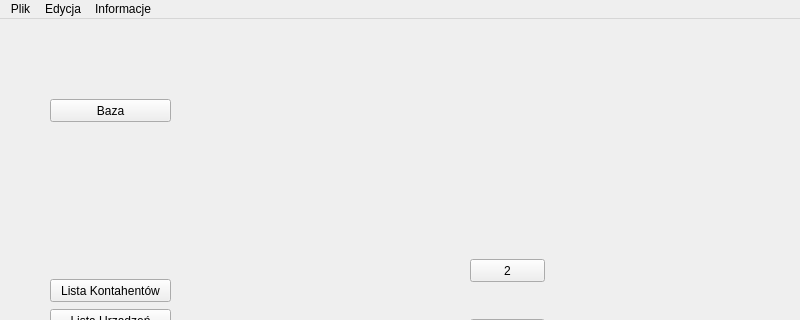
Above: mainwindow.ui from Astropl/TestRamek before the change; both pictures show x 0 to 800 and y 0 to 320 of the 800 by 600 pixel window. Below: the same form after it.
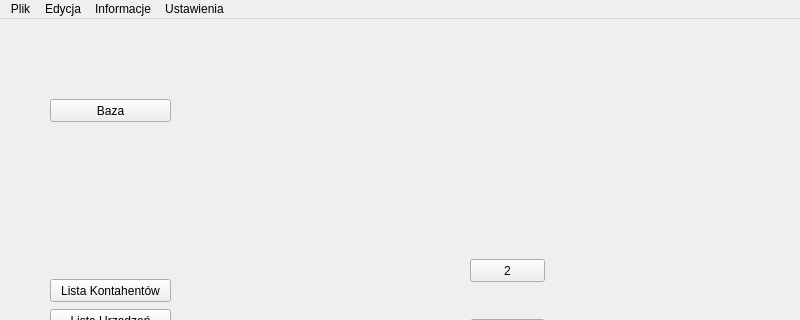
That is the form after the change.

What changed in the file:
```diff
--- a/mainwindow.ui
+++ b/mainwindow.ui
@@ -152,9 +152,16 @@
     <addaction name="actionO_autorze"/>
     <addaction name="actionLog"/>
    </widget>
+   <widget class="QMenu" name="menuUstawienia">
+    <property name="title">
+     <string>Ustawienia</string>
+    </property>
+    <addaction name="actionOpcja"/>
+   </widget>
    <addaction name="menuPlik"/>
    <addaction name="menuEdycja"/>
    <addaction name="menuInformacje"/>
+   <addaction name="menuUstawienia"/>
   </widget>
   <widget class="QStatusBar" name="statusbar"/>
   <action name="actionZapisz">
```
Left out of the diff: 5 changed lines with no effect on the pictures.
